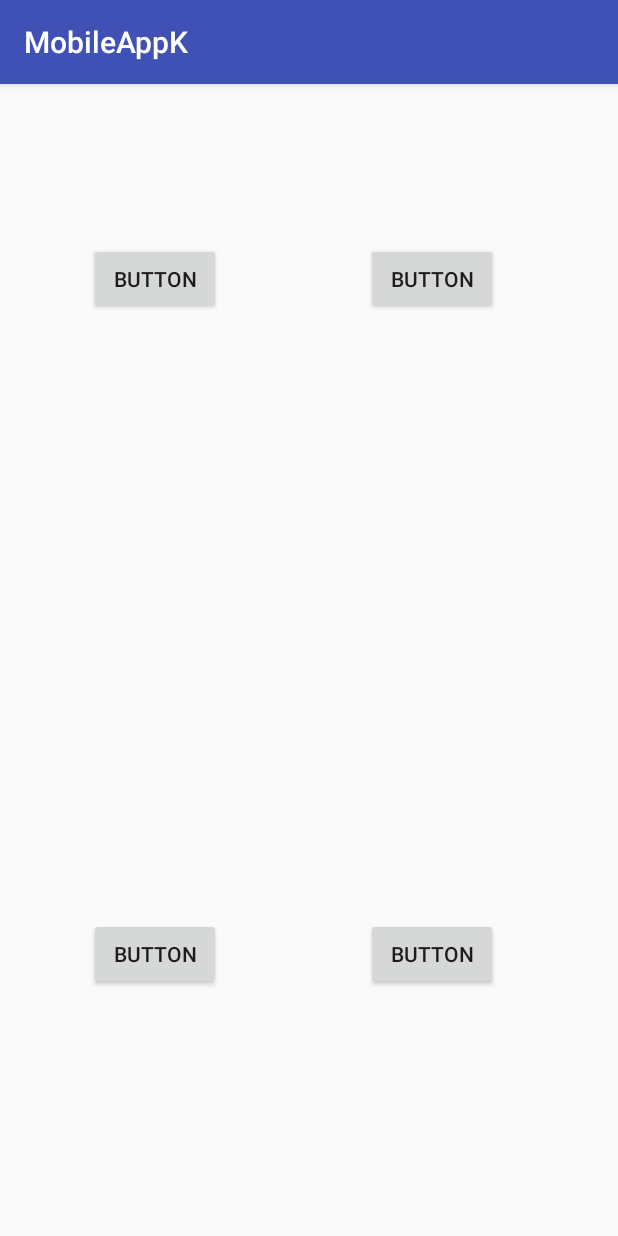
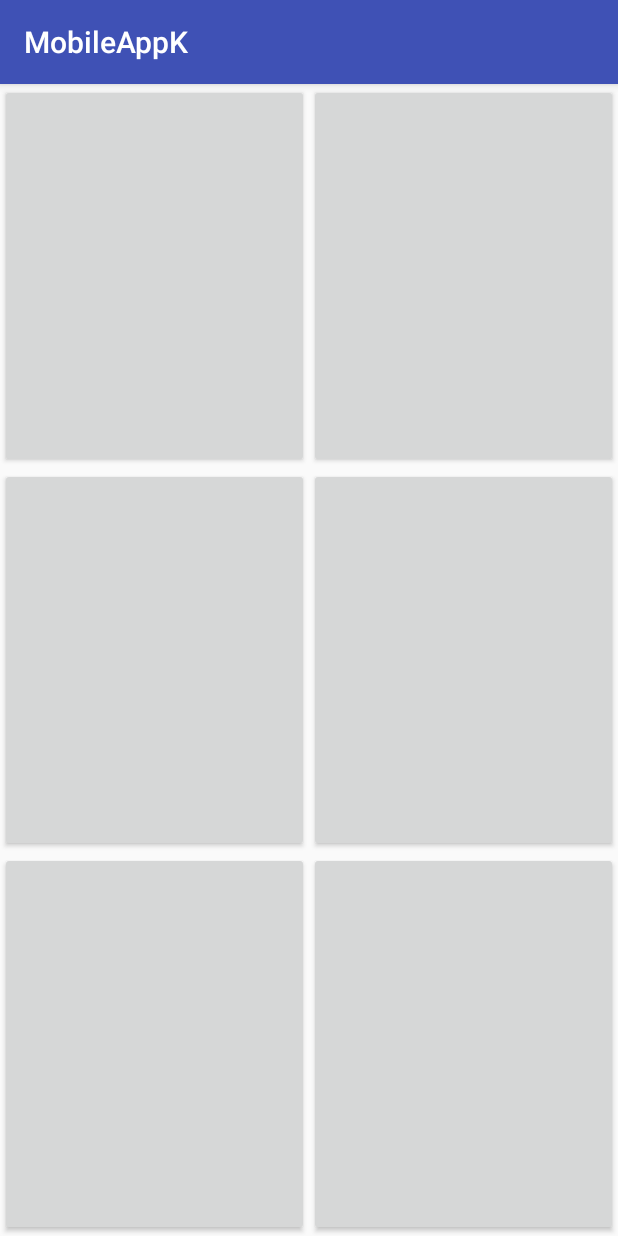
Before and after one commit to Krotolamo/MobileAppK, an Android app: the screen it shows after launch (DjBoard), on a phone screen of 412 x 824 dp. Run offline under Robolectric (Android 15) with nearby library versions, the phone set to English and light mode, and no system bars; our stand-ins replace Volley.

Commit message:
Simetric button layout

```diff
--- a/app/build.gradle
+++ b/app/build.gradle
@@ -24,7 +24,7 @@ android {
 
 dependencies {
     implementation fileTree(dir: 'libs', include: ['*.jar'])
-    implementation "org.jetbrains.kotlin:kotlin-stdlib-jre7:$kotlin_version"
+    implementation"org.jetbrains.kotlin:kotlin-stdlib-jdk7:$kotlin_version"
     implementation 'com.android.support:appcompat-v7:28.0.0'
     implementation 'com.android.support.constraint:constraint-layout:1.1.3'
     testImplementation 'junit:junit:4.12'
--- a/app/src/main/res/layout/activity_dj_board.xml
+++ b/app/src/main/res/layout/activity_dj_board.xml
@@ -1,52 +1,64 @@
 <?xml version="1.0" encoding="utf-8"?>
-<RelativeLayout xmlns:android="http://schemas.android.com/apk/res/android"
-    xmlns:app="http://schemas.android.com/apk/res-auto"
-    xmlns:tools="http://schemas.android.com/tools"
+<TableLayout xmlns:android="http://schemas.android.com/apk/res/android"
+    android:id="@+id/tableLayout1"
     android:layout_width="match_parent"
-    android:layout_height="match_parent"
-    tools:context=".DjBoard">
+    android:layout_height="match_parent" >
 
-    <Button
-        android:id="@+id/button"
-        android:layout_width="wrap_content"
-        android:layout_height="wrap_content"
-        android:layout_alignParentStart="true"
-        android:layout_alignParentTop="true"
-        android:layout_marginStart="59dp"
-        android:layout_marginTop="106dp"
-        android:onClick="playSong"
-        android:tag="1"
-        android:text="Button" />
+    <TableRow
+        android:id="@+id/ro1"
+        android:layout_width="match_parent"
+        android:layout_height="match_parent"
+        android:layout_weight="1">
 
-    <Button
-        android:id="@+id/button2"
-        android:layout_width="wrap_content"
-        android:layout_height="wrap_content"
-        android:layout_alignBottom="@+id/button"
-        android:layout_alignParentEnd="true"
-        android:layout_marginEnd="80dp"
-        android:text="Button"
-        android:onClick="playSong"
-        android:tag="2"/>
+        <Button
+            android:id="@+id/boton1"
+            android:layout_width="0dp"
+            android:layout_height="fill_parent"
+            android:layout_weight="1" />
 
-    <Button
-        android:id="@+id/button3"
-        android:layout_width="wrap_content"
-        android:layout_height="wrap_content"
-        android:layout_alignParentBottom="true"
-        android:layout_alignStart="@+id/button"
-        android:layout_marginBottom="164dp"
-        android:text="Button"
-        android:onClick="playSong"
-        android:tag="3"/>
+        <Button
+            android:id="@+id/boton2"
+            android:layout_width="0dp"
+            android:layout_height="fill_parent"
+            android:layout_weight="1" />
+    </TableRow>
 
-    <Button
-        android:id="@+id/button4"
-        android:layout_width="wrap_content"
-        android:layout_height="wrap_content"
-        android:layout_alignStart="@+id/button2"
-        android:layout_alignTop="@+id/button3"
-        android:text="Button"
-        android:onClick="playSong"
-        android:tag="4"/>
-</RelativeLayout>
+    <TableRow
+        android:id="@+id/row2"
+        android:layout_width="fill_parent"
+        android:layout_height="0dp"
+        android:layout_weight="1">
+
+        <Button
+            android:id="@+id/boton3"
+            android:layout_width="0dp"
+            android:layout_height="fill_parent"
+            android:layout_weight="1" />
+
+        <Button
+            android:id="@+id/boton4"
+            android:layout_width="0dp"
+            android:layout_height="fill_parent"
+            android:layout_weight="1" />
+    </TableRow>
+
+    <TableRow
+        android:id="@+id/row3"
+        android:layout_width="fill_parent"
+        android:layout_height="0dp"
+        android:layout_weight="1">
+
+        <Button
+            android:id="@+id/boton5"
+            android:layout_width="0dp"
+            android:layout_height="fill_parent"
+            android:layout_weight="1" />
+
+        <Button
+            android:id="@+id/boton6"
+            android:layout_width="0dp"
+            android:layout_height="fill_parent"
+            android:layout_weight="1" />
+    </TableRow>
+
+</TableLayout>
```
